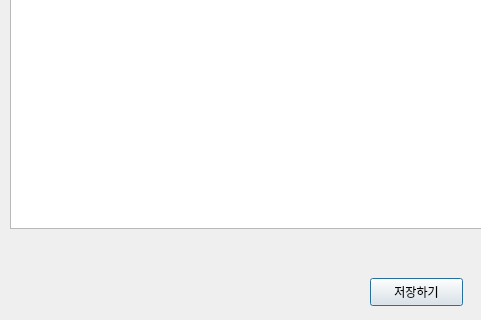
withdongyeong/stt_team3, file textEditor.ui: the form before one commit; both pictures show x 0 to 481 and y 462 to 782 of the 629 by 782 pixel window.
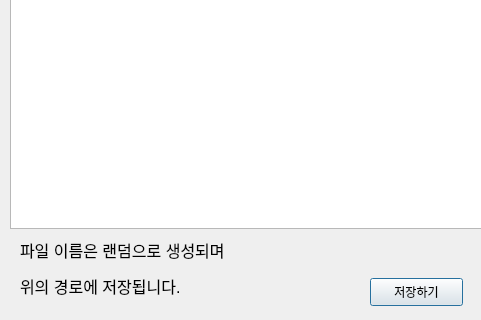
The form after the commit.

Commit message: completed Administration.py and texteditor

```diff
--- a/textEditor.ui
+++ b/textEditor.ui
@@ -122,6 +122,19 @@
     </item>
    </layout>
   </widget>
+  <widget class="QLabel" name="label">
+   <property name="geometry">
+    <rect>
+     <x>20</x>
+     <y>700</y>
+     <width>321</width>
+     <height>61</height>
+    </rect>
+   </property>
+   <property name="text">
+    <string>&lt;html&gt;&lt;head/&gt;&lt;body&gt;&lt;p&gt;&lt;span style=&quot; font-size:12pt;&quot;&gt;파일 이름은 랜덤으로 생성되며&lt;/span&gt;&lt;/p&gt;&lt;p&gt;&lt;span style=&quot; font-size:12pt;&quot;&gt;위의 경로에 저장됩니다.&lt;/span&gt;&lt;/p&gt;&lt;/body&gt;&lt;/html&gt;</string>
+   </property>
+  </widget>
  </widget>
  <resources/>
  <connections/>
```
The commit also changes 1 other file.
